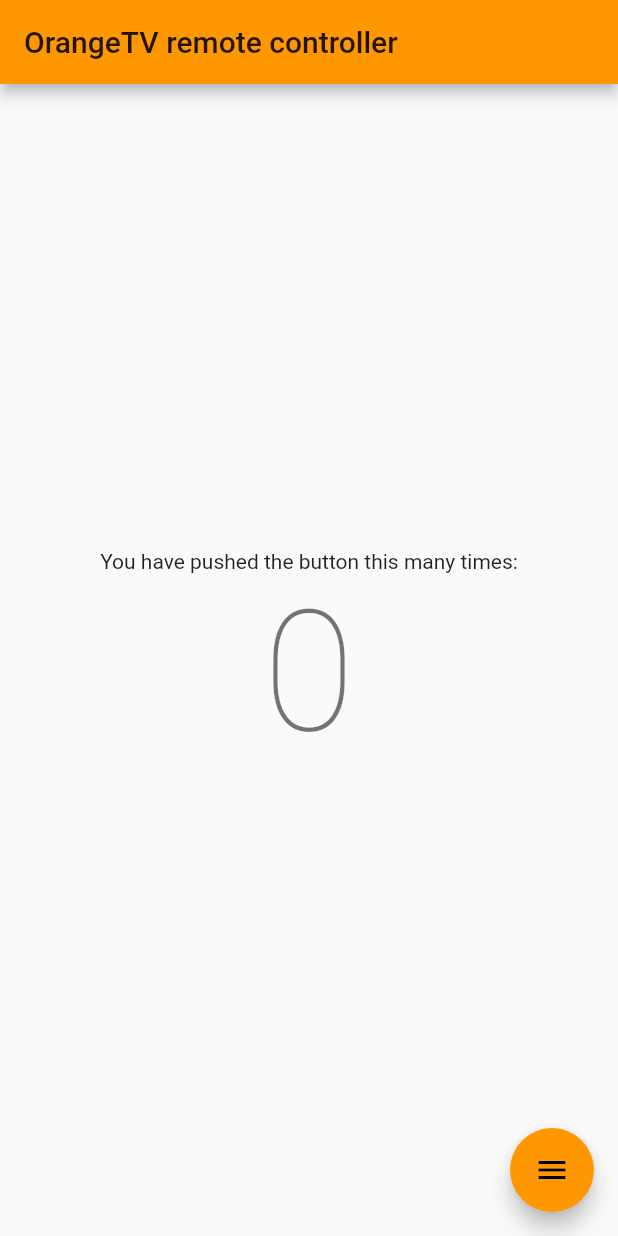
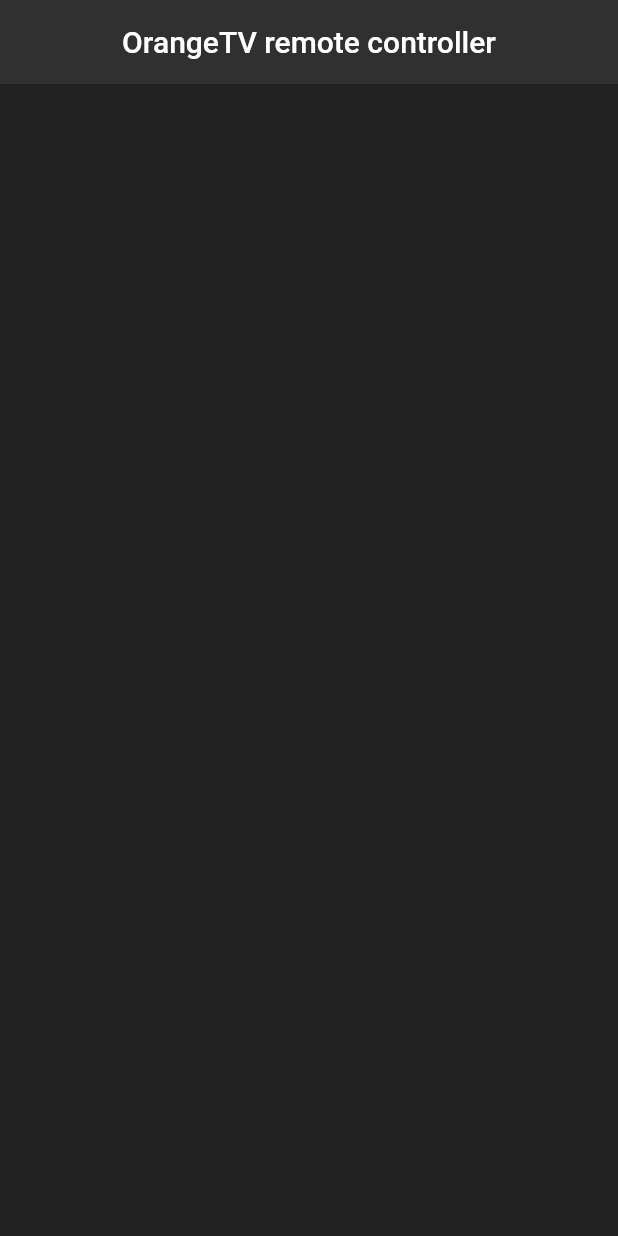
Before and after one commit to Akrobate/orange-tv-remote-app, a Flutter app: the screen it shows after launch, on a phone screen of 412 x 824 dp. Run offline on Flutter 3.47's test engine with Material 2 defaults, Android fonts, the phone set to English and light mode, and no system bars.

Commit message:
Cleaning main project code

```diff
--- a/lib/main.dart
+++ b/lib/main.dart
@@ -1,111 +1,29 @@
 import 'package:flutter/material.dart';
 
-void main() => runApp(MyApp());
+void main() => runApp(MaterialApp(
+  home: Home(),
+));
 
-class MyApp extends StatelessWidget {
-  // This widget is the root of your application.
+/*
+ConstrainedBox(
+constraints: BoxConstraints.expand(height: 100),
+child: Container(
+color: Colors.orange,
+child: Padding(padding: EdgeInsets.all(16), child: Text('Box Constraint', style: TextStyle(color: Colors.white),)),
+))
+*/
+
+class Home extends StatelessWidget {
   @override
   Widget build(BuildContext context) {
-    return MaterialApp(
-      title: 'Flutter Demo',
-      theme: ThemeData(
-        // This is the theme of your application.
-        //
-        // Try running your application with "flutter run". You'll see the
-        // application has a blue toolbar. Then, without quitting the app, try
-        // changing the primarySwatch below to Colors.green and then invoke
-        // "hot reload" (press "r" in the console where you ran "flutter run",
-        // or simply save your changes to "hot reload" in a Flutter IDE).
-        // Notice that the counter didn't reset back to zero; the application
-        // is not restarted.
-        primarySwatch: Colors.orange,
+    return Scaffold(
+      backgroundColor: Colors.grey[900],
+      appBar: AppBar(
+        title: Text('OrangeTV remote controller'),
+        centerTitle: true,
+        backgroundColor: Colors.grey[850],
+        elevation: 0.0,
       ),
-      home: MyHomePage(title: 'OrangeTV remote controller'),
     );
   }
 }
-
-class MyHomePage extends StatefulWidget {
-  MyHomePage({Key key, this.title}) : super(key: key);
-
-  // This widget is the home page of your application. It is stateful, meaning
-  // that it has a State object (defined below) that contains fields that affect
-  // how it looks.
-
-  // This class is the configuration for the state. It holds the values (in this
-  // case the title) provided by the parent (in this case the App widget) and
-  // used by the build method of the State. Fields in a Widget subclass are
-  // always marked "final".
-
-  final String title;
-
-  @override
-  _MyHomePageState createState() => _MyHomePageState();
-}
-
-class _MyHomePageState extends State<MyHomePage> {
-  int _counter = 0;
-
-  void _incrementCounter() {
-    setState(() {
-      // This call to setState tells the Flutter framework that something has
-      // changed in this State, which causes it to rerun the build method below
-      // so that the display can reflect the updated values. If we changed
-      // _counter without calling setState(), then the build method would not be
-      // called again, and so nothing would appear to happen.
-      _counter++;
-    });
-  }
-
-  @override
-  Widget build(BuildContext context) {
-    // This method is rerun every time setState is called, for instance as done
-    // by the _incrementCounter method above.
-    //
-    // The Flutter framework has been optimized to make rerunning build methods
-    // fast, so that you can just rebuild anything that needs updating rather
-    // than having to individually change instances of widgets.
-    return Scaffold(
-      appBar: AppBar(
-        // Here we take the value from the MyHomePage object that was created by
-        // the App.build method, and use it to set our appbar title.
-        title: Text(widget.title),
-      ),
-      body: Center(
-        // Center is a layout widget. It takes a single child and positions it
-        // in the middle of the parent.
-        child: Column(
-          // Column is also a layout widget. It takes a list of children and
-          // arranges them vertically. By default, it sizes itself to fit its
-          // children horizontally, and tries to be as tall as its parent.
-          //
-          // Invoke "debug painting" (press "p" in the console, choose the
-          // "Toggle Debug Paint" action from the Flutter Inspector in Android
-          // Studio, or the "Toggle Debug Paint" command in Visual Studio Code)
-          // to see the wireframe for each widget.
-          //
-          // Column has various properties to control how it sizes itself and
-          // how it positions its children. Here we use mainAxisAlignment to
-          // center the children vertically; the main axis here is the vertical
-          // axis because Columns are vertical (the cross axis would be
-          // horizontal).
-          mainAxisAlignment: MainAxisAlignment.center,
-          children: <Widget>[
-            Text(
-              'You have pushed the button this many times:',
-            ),
-            Text(
-              '$_counter',
-              style: Theme.of(context).textTheme.display4,
-            ),
-          ],
-        ),
-      ),
-      floatingActionButton: FloatingActionButton(
-        onPressed: _incrementCounter,
-        tooltip: 'Increment',
-        child: Icon(Icons.menu),
-      ), // This trailing comma makes auto-formatting nicer for build methods.
-    );
-  }
-}
```
